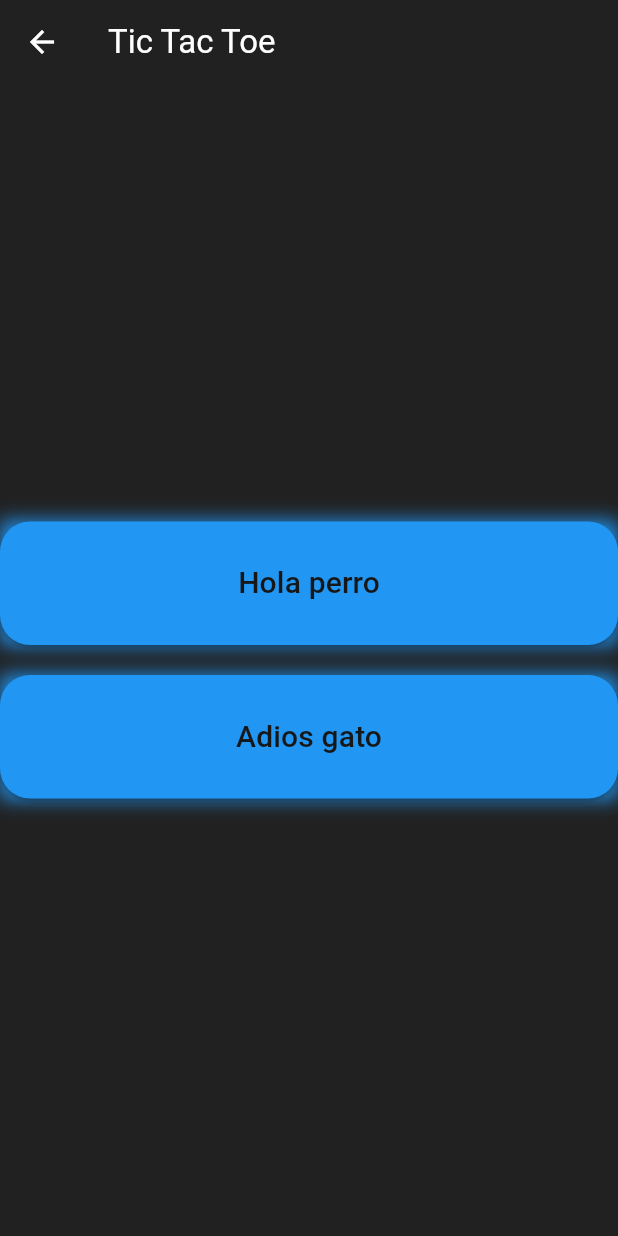
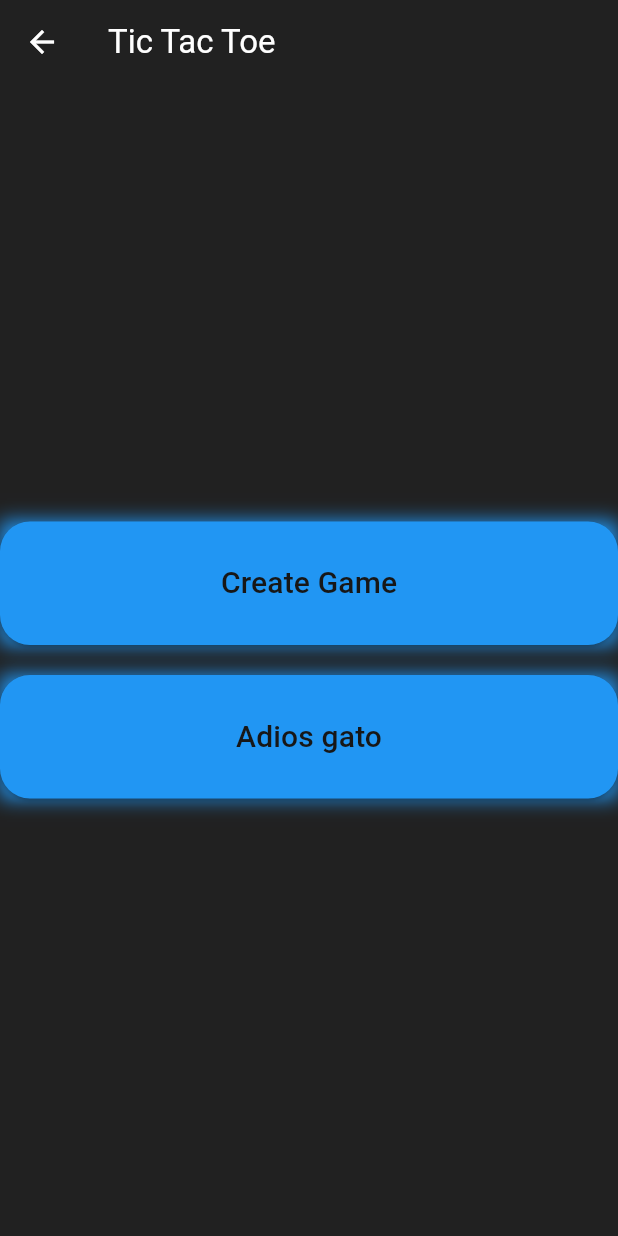
Before and after one commit to DereckAn/games_app, a Flutter app: the TicTacToe screen opened by its route, on a phone screen of 412 x 824 dp. Run offline on Flutter 3.47's test engine with Material 3 defaults, Android fonts, the light colour scheme and no system bars; our stand-ins replace flutter_svg; missing offline and left inert: flame, flame_audio.

Commit message:
tic menu

```diff
--- a/lib/main.dart
+++ b/lib/main.dart
@@ -1,6 +1,8 @@
 import 'package:app_juegos/screens/color_switch_screen.dart';
 import 'package:app_juegos/screens/connect5_screen.dart';
+import 'package:app_juegos/screens/create_tic_tac_toe.dart';
 import 'package:app_juegos/screens/home.dart';
+import 'package:app_juegos/screens/join_tic_tac_toe.dart';
 import 'package:app_juegos/screens/memory_screen.dart';
 import 'package:app_juegos/screens/screen_2048.dart';
 import 'package:app_juegos/screens/snake_screen.dart';
@@ -29,6 +31,8 @@ class MyApp extends StatelessWidget {
         '/memory': (context) => const MemoryScreen(),
         '/colorswitch': (context) => const ColorSwitcherScreen(),
         '/tictactoe': (context) => const TicTacToe(),
+        '/creategame': (context) => const CreateTicTacToeGame(),
+        '/joingame': (context) => const JoinTivTacToe(),
       },
       title: 'Flutter Demo',
       theme: ThemeData(
--- /dev/null
+++ b/lib/responsive/responsive.dart
@@ -0,0 +1,16 @@
+import 'package:flutter/material.dart';
+
+class Responsive extends StatelessWidget {
+  final Widget child;
+  const Responsive({super.key, required this.child});
+
+  @override
+  Widget build(BuildContext context) {
+    return Center(
+      child: ConstrainedBox(
+        constraints: const BoxConstraints(maxWidth: 600),
+        child: child,
+      )
+    );
+  }
+}
--- a/lib/screens/tic_tac_toe_screen.dart
+++ b/lib/screens/tic_tac_toe_screen.dart
@@ -1,8 +1,17 @@
+import 'package:app_juegos/responsive/responsive.dart';
 import 'package:app_juegos/widgets/button.dart';
 import 'package:flutter/material.dart';
 
 class TicTacToe extends StatelessWidget {
   const TicTacToe({super.key});
+
+  void createRoom(BuildContext context) {
+    Navigator.pushNamed(context, '/creategame');
+  }
+
+  void joinRoom(BuildContext context) {
+    Navigator.pushNamed(context, '/joingame');
+  }
 
   @override
   Widget build(BuildContext context) {
@@ -10,14 +19,21 @@ class TicTacToe extends StatelessWidget {
         appBar: AppBar(
           title: const Text('Tic Tac Toe'),
         ),
-      body: Column(
+        body: Responsive(
+          child: Column(
             mainAxisAlignment: MainAxisAlignment.center,
             children: [
-          ButtonMenu(text: 'Hola perro', onPressed: () {  }, ),
+              ButtonMenu(
+                text: 'Create Game',
+                onPressed: () => createRoom,
+              ),
               const SizedBox(height: 20),
-          ButtonMenu(text: 'Adios gato', onPressed: () {  }, ),
+              ButtonMenu(
+                text: 'Adios gato',
+                onPressed: () => joinRoom,
+              ),
             ],
-      )
-    );
+          ),
+        ));
   }
 }
```
Also changed, not shown: lib/screens/create_tic_tac_toe.dart (added, +15 -0 lines), lib/screens/join_tic_tac_toe.dart (added, +15 -0 lines). Lines whose indentation alone changed are shown as unchanged.
